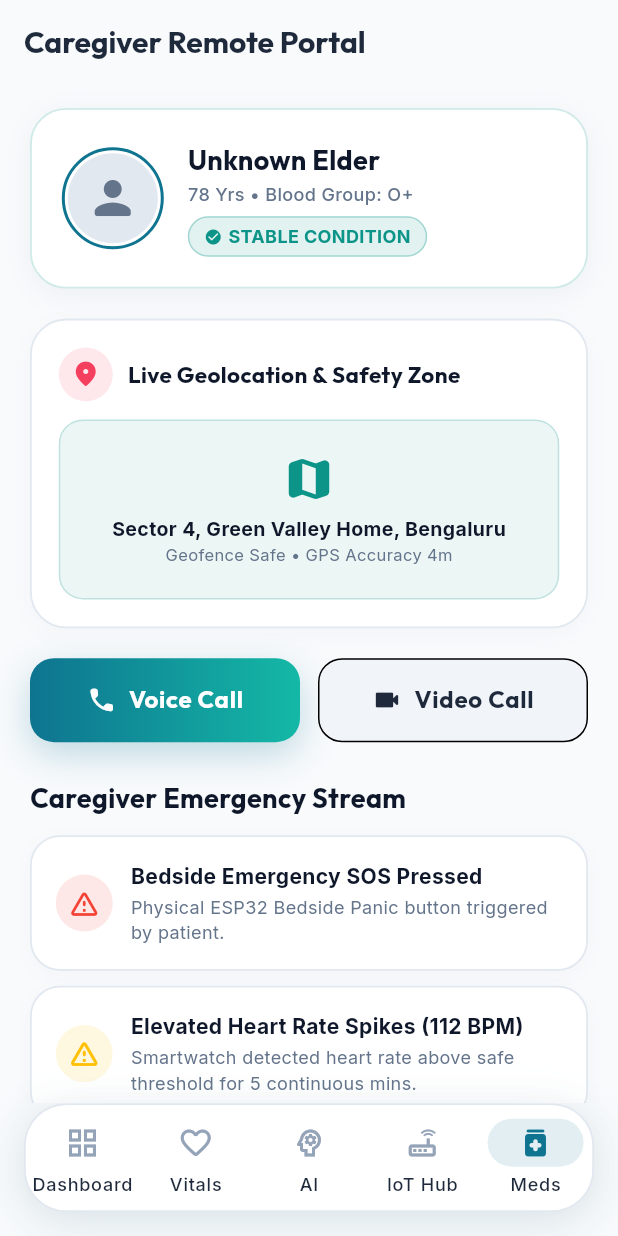
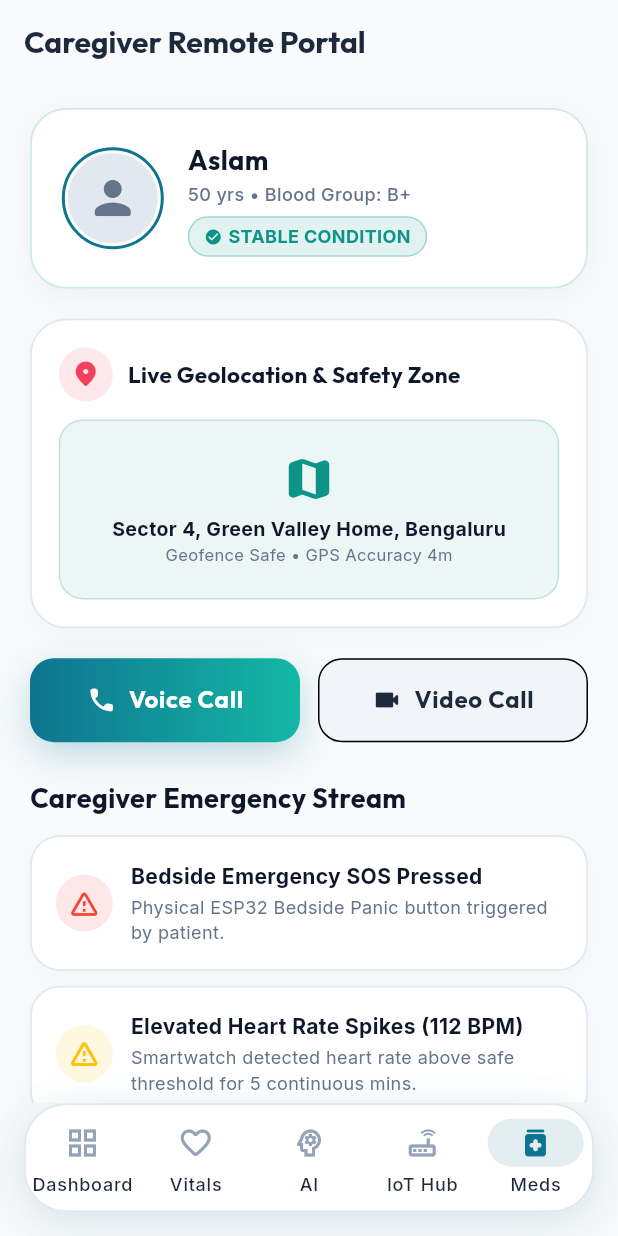
Before and after one commit to ah7546870-pixel/CareSphere, a Flutter app: the CaregiverScreen screen opened by its route, on a phone screen of 412 x 824 dp. Run offline on Flutter 3.47's test engine with Material 3 defaults, Android fonts, the phone set to English and light mode, and no system bars; our stand-ins replace fl_chart, flutter_riverpod, go_router, google_fonts, percent_indicator, shared_preferences and 2 more; accounts and stored records are empty.

Commit message:
fix: dynamically bind user age (50 yrs) and blood group (B+) from signup profile instead of hardcoded demo values

```diff
--- a/lib/core/constants/app_constants.dart
+++ b/lib/core/constants/app_constants.dart
@@ -7,9 +7,9 @@ class AppConstants {
   static const String esp32DefaultIp = '192.168.1.150';
 
   // Demo user data
-  static const String demoPatientName = 'Eleanor Vance';
-  static const String demoPatientAge = '78 yrs';
-  static const String demoPatientBloodGroup = 'O+';
+  static const String demoPatientName = 'Aslam';
+  static const String demoPatientAge = '50 yrs';
+  static const String demoPatientBloodGroup = 'B+';
   static const String demoPatientLocation = 'Sector 4, Green Valley Home, Bengaluru';
 
   // Sensor Thresholds
--- a/lib/ui/screens/auth/signup_screen.dart
+++ b/lib/ui/screens/auth/signup_screen.dart
@@ -29,7 +29,7 @@ class _SignupScreenState extends ConsumerState<SignupScreen>
   final _ageCtrl = TextEditingController();
   final _phoneCtrl = TextEditingController();
   final _elderCodeCtrl = TextEditingController();
-  final _bloodGroupCtrl = TextEditingController(text: 'O+');
+  final _bloodGroupCtrl = TextEditingController(text: 'B+');
   final _heightCtrl = TextEditingController();
   final _weightCtrl = TextEditingController();
   final _medicalConditionsCtrl = TextEditingController();
@@ -84,8 +84,8 @@ class _SignupScreenState extends ConsumerState<SignupScreen>
     if (!_formKey.currentState!.validate()) return;
     setState(() => _errorMessage = null);
 
-    final age = int.tryParse(_ageCtrl.text.trim()) ?? 30;
-    final height = double.tryParse(_heightCtrl.text.trim()) ?? 162.0;
+    final age = int.tryParse(_ageCtrl.text.trim()) ?? 50;
+    final height = double.tryParse(_heightCtrl.text.trim()) ?? 170.0;
     final weight = double.tryParse(_weightCtrl.text.trim()) ?? 65.0;
 
     await ref.read(authStateProvider.notifier).signup(
--- a/lib/ui/screens/caregiver/caregiver_screen.dart
+++ b/lib/ui/screens/caregiver/caregiver_screen.dart
@@ -1,6 +1,7 @@
 import 'package:flutter/material.dart';
 import 'package:flutter_riverpod/flutter_riverpod.dart';
 import '../../../core/theme/app_theme.dart';
+import '../../../core/constants/app_constants.dart';
 import '../../../data/repositories/medication_alert_repository.dart';
 import '../../../data/repositories/auth_repository.dart';
 import '../../../data/models/alert_model.dart';
@@ -15,6 +16,18 @@ class CaregiverScreen extends ConsumerWidget {
     final theme = Theme.of(context);
     final user = ref.watch(authStateProvider).value;
     final alerts = ref.watch(alertProvider);
+
+    final patientName = (user?.name.isNotEmpty ?? false)
+        ? user!.name
+        : AppConstants.demoPatientName;
+    final patientAge = (user?.age != null && user!.age > 0)
+        ? '${user.age} Yrs'
+        : AppConstants.demoPatientAge;
+    final patientBlood = (user?.bloodGroup != null &&
+            user!.bloodGroup.isNotEmpty &&
+            user.bloodGroup != 'Not specified')
+        ? user.bloodGroup
+        : AppConstants.demoPatientBloodGroup;
 
     return Scaffold(
       backgroundColor: AppTheme.bgLight,
@@ -62,16 +75,16 @@ class CaregiverScreen extends ConsumerWidget {
                         crossAxisAlignment: CrossAxisAlignment.start,
                         children: [
                           Text(
-                            user?.name ?? 'Unknown Elder',
+                            patientName,
                             style: const TextStyle(fontSize: 18, fontWeight: FontWeight.bold, color: Color(0xFF0F172A), fontFamily: 'Outfit'),
                           ),
-                          SizedBox(height: 2),
+                          const SizedBox(height: 2),
                           Text(
-                            '78 Yrs • Blood Group: O+',
-                            style: TextStyle(fontSize: 12, color: Color(0xFF64748B), fontWeight: FontWeight.w500),
+                            '$patientAge • Blood Group: $patientBlood',
+                            style: const TextStyle(fontSize: 12, color: Color(0xFF64748B), fontWeight: FontWeight.w500),
                           ),
-                          SizedBox(height: 6),
-                          StatusBadge(
+                          const SizedBox(height: 6),
+                          const StatusBadge(
                             label: 'STABLE CONDITION',
                             color: Color(0xFF0D9488),
                             icon: Icons.check_circle_rounded,
@@ -157,8 +170,14 @@ class CaregiverScreen extends ConsumerWidget {
                       text: 'Voice Call',
                       icon: Icons.call_rounded,
                       onPressed: () {
+                        final contactName = (user?.emergencyContactName.isNotEmpty == true && user!.emergencyContactName != 'Not provided')
+                            ? user.emergencyContactName
+                            : 'Emergency Contact';
+                        final contactPhone = (user?.emergencyContactPhone.isNotEmpty == true && user!.emergencyContactPhone != 'Not provided')
+                            ? user.emergencyContactPhone
+                            : (user?.phone.isNotEmpty == true ? user!.phone : '+91 87548 14489');
                         ScaffoldMessenger.of(context).showSnackBar(
-                          const SnackBar(content: Text('Dialing Direct Caregiver Line (+91 98765 43210)...')),
+                          SnackBar(content: Text('Dialing $contactName ($contactPhone)...')),
                         );
                       },
                     ),
@@ -170,8 +189,11 @@ class CaregiverScreen extends ConsumerWidget {
                       icon: Icons.videocam_rounded,
                       isSecondary: true,
                       onPressed: () {
+                        final contactName = (user?.emergencyContactName.isNotEmpty == true && user!.emergencyContactName != 'Not provided')
+                            ? user.emergencyContactName
+                            : patientName;
                         ScaffoldMessenger.of(context).showSnackBar(
-                          const SnackBar(content: Text('Initiating CareSphere WebRTC Video Channel...')),
+                          SnackBar(content: Text('Initiating CareSphere WebRTC Video Channel with $contactName...')),
                         );
                       },
                     ),
```
Also changed, not shown: lib/data/repositories/auth_repository.dart (+6 -6 lines), lib/ui/screens/main_navigation_wrapper.dart (+10 -4 lines), lib/ui/screens/profile/profile_screen.dart (+4 -4 lines).
